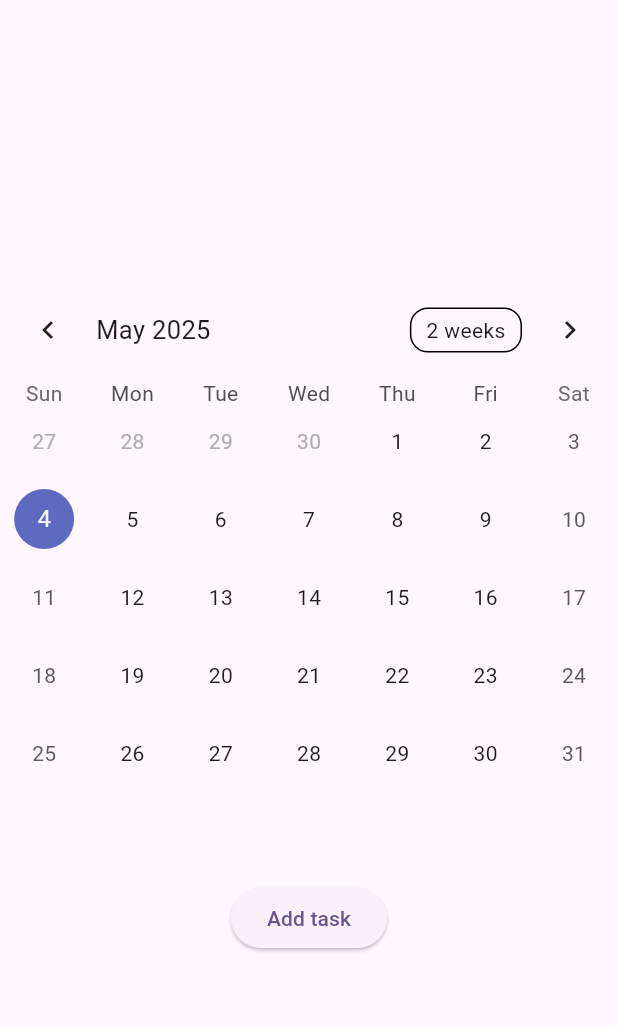
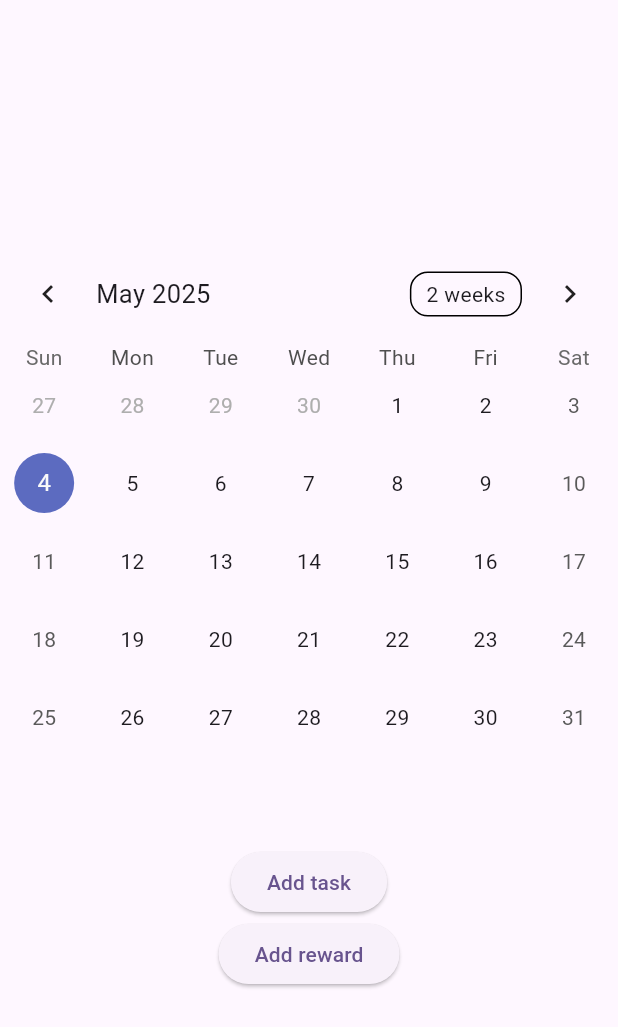
Before and after one commit to annikahassinen/calendar_app, a Flutter app: the screen it shows after launch, on a phone screen of 412 x 824 dp. Shown: the top 1027 px of the screen. Run offline on Flutter 3.47's test engine with Material 3 defaults, Android fonts, the phone set to English and light mode, and no system bars; drawn by our look-alikes of table_calendar; our stand-ins replace get.

Commit message:
You can add own rewards now

```diff
--- a/lib/calendar/calendar.dart
+++ b/lib/calendar/calendar.dart
@@ -1,6 +1,5 @@
 import 'package:calendar_app/calendar/class/task.dart';
 import 'package:calendar_app/calendar/controller/calendar_controller.dart';
-import 'package:calendar_app/calendar/widgets/add_task.dart';
 import 'package:flutter/material.dart';
 import 'package:get/get.dart';
 import 'package:table_calendar/table_calendar.dart';
@@ -30,13 +29,10 @@ class Calendar extends GetView<CalendarController> {
                 ),
               ),
               ElevatedButton(
-                  onPressed: () {
-                    showDialog(
-                      context: context,
-                      builder: (context) => AddTaskPopup(),
-                    );
-                  },
-                  child: Text('Add task')),
+                  onPressed: controller.showTaskPopup, child: Text('Add task')),
+              ElevatedButton(
+                  onPressed: controller.showAddRewardPopup,
+                  child: Text('Add reward')),
               Column(
                 children: List.generate(
                     controller.selectedDayTasks().length,
--- a/lib/calendar/controller/calendar_controller.dart
+++ b/lib/calendar/controller/calendar_controller.dart
@@ -1,5 +1,6 @@
 import 'package:calendar_app/calendar/class/reward.dart';
 import 'package:calendar_app/calendar/class/task.dart';
+import 'package:calendar_app/calendar/widgets/add_reward.dart';
 import 'package:calendar_app/calendar/widgets/add_task.dart';
 import 'package:calendar_app/calendar/widgets/get_reward.dart';
 import 'package:flutter/material.dart';
@@ -13,10 +14,35 @@ class CalendarController extends GetxController {
     Reward('Pastry', icon: Icons.bakery_dining),
     Reward('Music', icon: Icons.headphones),
   ];
+  List<IconData> rewardIcons = [
+    Icons.book,
+    Icons.card_giftcard,
+    Icons.bakery_dining,
+    Icons.headphones,
+    Icons.agriculture,
+    Icons.airplane_ticket,
+    Icons.album,
+    Icons.announcement,
+    Icons.attach_money,
+    Icons.attractions, //10
+    Icons.bathtub,
+    Icons.beach_access,
+    Icons.bed,
+    Icons.brush,
+    Icons.toys,
+    Icons.cake,
+    Icons.cookie,
+    Icons.cruelty_free,
+    Icons.delivery_dining,
+    Icons.diamond,
+  ];
   TextEditingController textEditingController = TextEditingController();
   DateTime selectedDate = DateTime.now();
   DateTime focusedDate = DateTime.now();
+  bool showRewardIcons = false;
+  IconData? selectedIcon;
 
+//ADD THINGS TO LIST
   void addTask({String? title, DateTime? date}) {
     tasks.add(Task(title ?? textEditingController.text, date ?? selectedDate));
     FocusManager.instance.primaryFocus?.unfocus();
@@ -24,13 +50,17 @@ class CalendarController extends GetxController {
     update();
   }
 
-  void onDaySelected(DateTime selected, DateTime focused) {
-    selectedDate = selected;
-    focusedDate = focused;
+  void addReward({String? title, IconData? icon}) {
+    rewards.add(Reward(title ?? textEditingController.text,
+        icon: icon ?? selectedIcon));
+    FocusManager.instance.primaryFocus?.unfocus();
+    Get.back();
     update();
   }
 
+  //SHOW POPUPS
   void showTaskPopup() {
+    textEditingController.clear();
     showDialog(
       context: Get.context!,
       builder: (context) => AddTaskPopup(),
@@ -44,10 +74,33 @@ class CalendarController extends GetxController {
     );
   }
 
+  void showAddRewardPopup() {
+    textEditingController.clear();
+    showDialog(
+      context: Get.context!,
+      builder: (context) => AddRewardPopup(),
+    );
+  }
+
+  //RETURN ITEM
   List<Task> selectedDayTasks() {
     List<Task> selectedTasks =
         tasks.where((task) => task.date == selectedDate).toList();
     return selectedTasks;
+  }
+
+  Reward randomReward() {
+    List<Reward> randomRewards = rewards;
+    randomRewards.shuffle();
+    return randomRewards.first;
+  }
+
+  //OTHERS
+  //CALENDAR
+  void onDaySelected(DateTime selected, DateTime focused) {
+    selectedDate = selected;
+    focusedDate = focused;
+    update();
   }
 
   void completeTask(Task task) {
@@ -57,9 +110,14 @@ class CalendarController extends GetxController {
     update();
   }
 
-  Reward randomReward() {
-    List<Reward> randomRewards = rewards;
-    randomRewards.shuffle();
-    return randomRewards.first;
+  //ADD REWARD
+  void showRewardIconSelection() {
+    showRewardIcons = !showRewardIcons;
+    update();
+  }
+
+  void selectIcon(IconData icon) {
+    selectedIcon = icon;
+    showRewardIconSelection();
   }
 }
```
Also changed, not shown: lib/calendar/widgets/add_reward.dart (added, +91 -0 lines).
